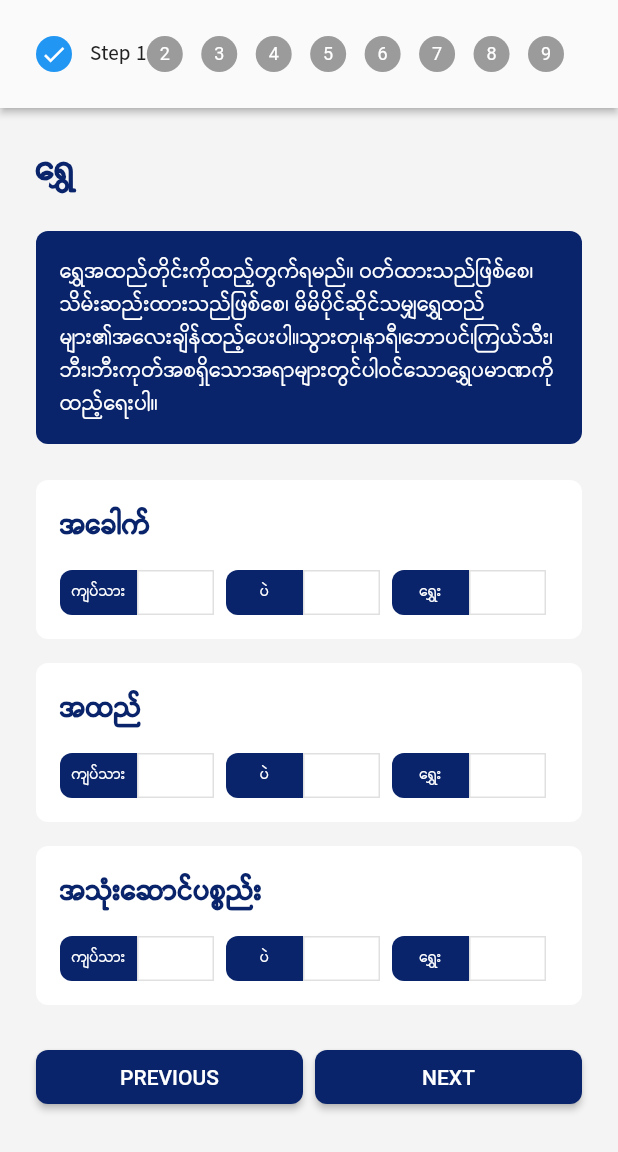
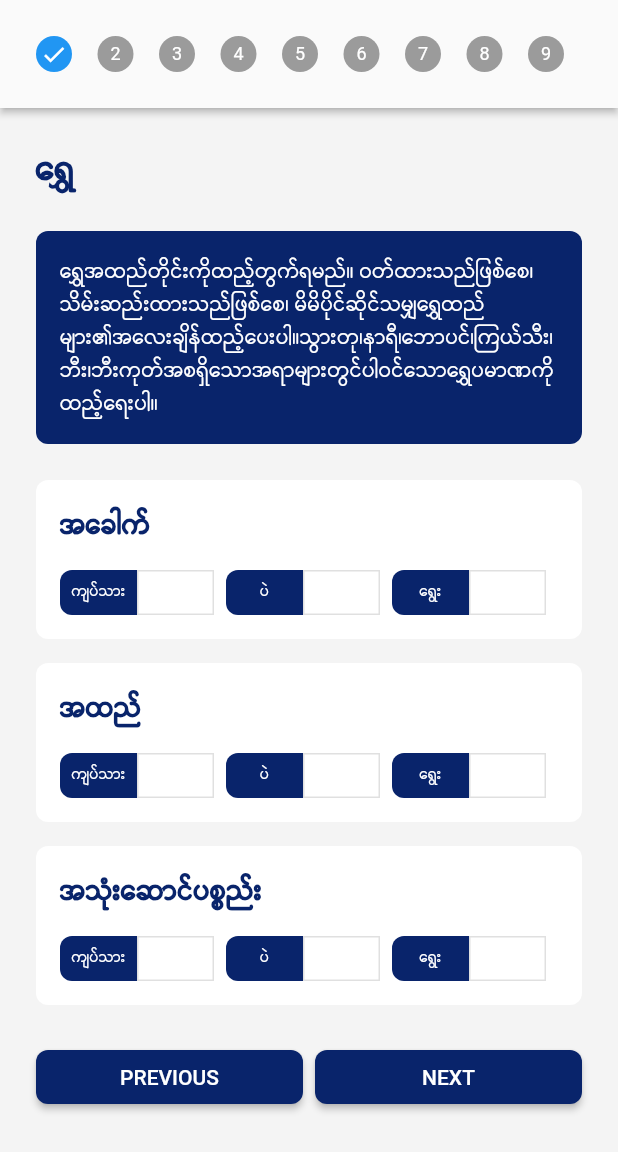
Before and after one commit to aungmyooo2k17/masalah, a Flutter app: the ZakatCalculator screen opened directly, on a phone screen of 412 x 824 dp, the part 84-1236 px from its top. Run offline on Flutter 3.47's test engine with Material 2 defaults, Android fonts, the phone set to English and light mode, and no system bars; our stand-ins replace adhan, connectivity_plus, flutter_local_notifications, flutter_svg, geolocator, get and 4 more; missing offline and left inert: android_alarm_manager_plus, flutter_qiblah; accounts and stored records are empty; network calls fail.

Commit message:
all done

```diff
--- a/lib/screens/converter_screen/zakat_calculator_screen.dart
+++ b/lib/screens/converter_screen/zakat_calculator_screen.dart
@@ -162,7 +162,7 @@ class _ZakatCalculatorState extends State<ZakatCalculator> {
         type: StepperType.horizontal,
         physics: ScrollPhysics(),
         currentStep: _currentStep,
-        onStepTapped: (step) => tapped(step),
+        // onStepTapped: (step) => tapped(step),
         onStepContinue: continued,
         onStepCancel: cancel,
         controlsBuilder: (BuildContext context, ControlsDetails details) {
@@ -214,7 +214,7 @@ class _ZakatCalculatorState extends State<ZakatCalculator> {
         steps: <Step>[
           Step(
             title: RegularText(
-              data: _currentStep == 0 ? 'Step 1' : '',
+              data: _currentStep == 0 ? '' : '',
               fontSize: 14.0,
               color: Colors.black87,
             ),
@@ -392,7 +392,7 @@ class _ZakatCalculatorState extends State<ZakatCalculator> {
                                         ),
                                         child: Center(
                                           child: RegularText(
-                                              data: 'ရွှေး',
+                                              data: 'ရွေး',
                                               fontSize: 10.0,
                                               color: Colors.white),
                                         ),
@@ -576,7 +576,7 @@ class _ZakatCalculatorState extends State<ZakatCalculator> {
                                         ),
                                         child: Center(
                                           child: RegularText(
-                                              data: 'ရွှေး',
+                                              data: 'ရွေး',
                                               fontSize: 10.0,
                                               color: Colors.white),
                                         ),
@@ -760,7 +760,7 @@ class _ZakatCalculatorState extends State<ZakatCalculator> {
                                         ),
                                         child: Center(
                                           child: RegularText(
-                                              data: 'ရွှေး',
+                                              data: 'ရွေး',
                                               fontSize: 10.0,
                                               color: Colors.white),
                                         ),
@@ -809,7 +809,7 @@ class _ZakatCalculatorState extends State<ZakatCalculator> {
           ),
           Step(
             title: RegularText(
-              data: _currentStep == 1 ? 'Step 2' : '',
+              data: _currentStep == 1 ? '' : '',
               fontSize: 14.0,
               color: Colors.black87,
             ),
@@ -837,7 +837,7 @@ class _ZakatCalculatorState extends State<ZakatCalculator> {
                         fontSize: 14,
                         color: AppColors.white,
                         data:
-                            "ရွှေဖြူ (White Gold) ကိုရွှေဖြူဟုခေါ်တွင်သည်ဖြစ်စေ၊ပလာတီနမ်ဟုခေါ်တွင်သည်ဖြစ်စေ၊ ရွှေဖြူသည်ရွှေသာဖြစ်သည်။ထို့ကြောင့်ရွှေဖြူတွင်ဇကားသ်ရှိသည်။ သို့သောပလာတီနမ်(စစ်စစ်)သည်အခြားသတ္တုဖြစ်သဖြင့်ပလာတီနမ်တွင်ဇကားသ်မရှိပါ။ ",
+                            "ရွှေဖြူ (White Gold) ကိုရွှေဖြူဟုခေါ်တွင်သည်ဖြစ်စေ၊ပလက်တီနမ်ဟုခေါ်တွင်သည်ဖြစ်စေ၊ ရွှေဖြူသည်ရွှေသာဖြစ်သည်။ထို့ကြောင့်ရွှေဖြူတွင်ဇကားသ်ရှိသည်။ သို့သော်ပလက်တီနမ်(စစ်စစ်)သည်အခြားသတ္တုဖြစ်သဖြင့်၄င်းတွင်ဇကားသ်မရှိပါ။ ",
                       )
                     ],
                   ),
@@ -987,7 +987,7 @@ class _ZakatCalculatorState extends State<ZakatCalculator> {
                                         ),
                                         child: Center(
                                           child: RegularText(
-                                              data: 'ရွှေး',
+                                              data: 'ရွေး',
                                               fontSize: 10.0,
                                               color: Colors.white),
                                         ),
@@ -1171,7 +1171,7 @@ class _ZakatCalculatorState extends State<ZakatCalculator> {
                                         ),
                                         child: Center(
                                           child: RegularText(
-                                              data: 'ရွှေး',
+                                              data: 'ရွေး',
                                               fontSize: 10.0,
                                               color: Colors.white),
                                         ),
@@ -1356,7 +1356,7 @@ class _ZakatCalculatorState extends State<ZakatCalculator> {
                                         ),
                                         child: Center(
                                           child: RegularText(
-                                              data: 'ရွှေး',
+                                              data: 'ရွေး',
                                               fontSize: 10.0,
                                               color: Colors.white),
                                         ),
@@ -1407,7 +1407,7 @@ class _ZakatCalculatorState extends State<ZakatCalculator> {
           ),
           Step(
             title: RegularText(
-              data: _currentStep == 2 ? 'Step 3' : '',
+              data: _currentStep == 2 ? '' : '',
               fontSize: 14.0,
               color: Colors.black87,
             ),
@@ -1585,7 +1585,7 @@ class _ZakatCalculatorState extends State<ZakatCalculator> {
                                         ),
                                         child: Center(
                                           child: RegularText(
-                                              data: 'ရွှေး',
+                                              data: 'ရွေး',
                                               fontSize: 10.0,
                                               color: Colors.white),
                                         ),
@@ -1769,7 +1769,7 @@ class _ZakatCalculatorState extends State<ZakatCalculator> {
                                         ),
                                         child: Center(
                                           child: RegularText(
-                                              data: 'ရွှေး',
+                                              data: 'ရွေး',
                                               fontSize: 10.0,
                                               color: Colors.white),
                                         ),
@@ -1953,7 +1953,7 @@ class _ZakatCalculatorState extends State<ZakatCalculator> {
                                         ),
                                         child: Center(
                                           child: RegularText(
-                                              data: 'ရွှေး',
+                                              data: 'ရွေး',
                                               fontSize: 10.0,
                                               color: Colors.white),
                                         ),
@@ -2004,7 +2004,7 @@ class _ZakatCalculatorState extends State<ZakatCalculator> {
           ),
           Step(
             title: RegularText(
-              data: _currentStep == 3 ? 'Step 4' : '',
+              data: _currentStep == 3 ? '' : '',
               fontSize: 14.0,
               color: Colors.black87,
             ),
@@ -2108,7 +2108,7 @@ class _ZakatCalculatorState extends State<ZakatCalculator> {
                         controller: inBankThuMyarHlwae,
                         keyboardType: TextInputType.number,
                         decoration:
-                            InputDecoration(labelText: 'သူများလွှဲပေးထားသော'),
+                            InputDecoration(labelText: 'အခြားသူများလွှဲပေးထားသော'),
                       ),
                       TextFormField(
                           controller: inBankSalary,
@@ -2139,7 +2139,7 @@ class _ZakatCalculatorState extends State<ZakatCalculator> {
                     crossAxisAlignment: CrossAxisAlignment.start,
                     children: [
                       BoldText(
-                        data: "သူများကိုပေးထားသောအကြွေး",
+                        data: "အခြားသူမှ ရရန်ရှိသောအကြွေး",
                         color: AppColors.primaryText,
                       ),
                       TextFormField(
@@ -2178,7 +2178,7 @@ class _ZakatCalculatorState extends State<ZakatCalculator> {
           ),
           Step(
             title: RegularText(
-              data: _currentStep == 4 ? 'Step 5' : '',
+              data: _currentStep == 4 ? '' : '',
               fontSize: 14.0,
               color: Colors.black87,
             ),
@@ -2197,7 +2197,7 @@ class _ZakatCalculatorState extends State<ZakatCalculator> {
                         fontSize: 14,
                         color: AppColors.white,
                         data:
-                            "ရောင်းရန်ရည်ရွယ်ထားသောပစ္စည်းဟူသမျှတွင်ဇကားသ်တာဝန်ရှိပါသည်။ ခုချက်ချင်းရောင်းရန်ရည်ရွယ်ထားသည်ဖြစ်စေ၊ ဈေးကောင်းရမည့်အချိန်ရောင်းရန်ရည်ရွယ်ပြီးယခုကိုယ်တိုင်အသုံးပြုနေသည်ဖြစ်စေ၊ အားလုံးကိုထည့်တွက်ရမည်။",
+                            "ရောင်းရန်ရည်ရွယ်ထားသောပစ္စည်းဟူသမျှတွင်ဇကားသ်တာဝန်ရှိပါသည်။ လတ်တလောရောင်းရန်ရည်ရွယ်ထားသည်ဖြစ်စေ၊ ဈေးကောင်းရမည့်အချိန်ရောင်းရန်ရည်ရွယ်ပြီးယခုကိုယ်တိုင်အသုံးပြုနေသည်ဖြစ်စေ၊ အားလုံးကိုထည့်တွက်ရမည်။",
                       )
                     ],
                   ),
@@ -2265,7 +2265,7 @@ class _ZakatCalculatorState extends State<ZakatCalculator> {
                         controller: rawWearhouse,
                         keyboardType: TextInputType.number,
                         decoration:
-                            InputDecoration(labelText: 'ဂိုထောင်တွင်ရှိသော'),
+                            InputDecoration(labelText: 'ဂိုဒေါင်တွင်ရှိသော'),
                       ),
                       TextFormField(
                         controller: rawHome,
@@ -2308,7 +2308,7 @@ class _ZakatCalculatorState extends State<ZakatCalculator> {
                         controller: finishWearhouse,
                         keyboardType: TextInputType.number,
                         decoration:
-                            InputDecoration(labelText: 'ဂိုထောင်တွင်ရှိသော'),
+                            InputDecoration(labelText: 'ဂိုဒေါင်တွင်ရှိသော'),
                       ),
                       TextFormField(
                         controller: finishHome,
@@ -2326,7 +2326,7 @@ class _ZakatCalculatorState extends State<ZakatCalculator> {
                           keyboardType: TextInputType.number,
                           decoration: InputDecoration(
                               labelText:
-                                  'မွေးမြူရေးခြံထဲရှိရောင်းရန်သားကောင်များ')),
+                                  'ရောင်းရန်မွေးမြူထားသောသားကောင် ရေးရန်')),
                       TextFormField(
                           controller: finishOther,
                           keyboardType: TextInputType.number,
@@ -2347,7 +2347,7 @@ class _ZakatCalculatorState extends State<ZakatCalculator> {
           ),
           Step(
             title: RegularText(
-              data: _currentStep == 5 ? 'Step 6' : '',
+              data: _currentStep == 5 ? '' : '',
               fontSize: 14.0,
               color: Colors.black87,
             ),
@@ -2366,7 +2366,7 @@ class _ZakatCalculatorState extends State<ZakatCalculator> {
                         fontSize: 14,
                         color: AppColors.white,
                         data:
-                            "သားကောင်၏ဇကားသ်နှင့်ပတ်သက်၍သိသင့်သိထိုက်သောအရာများ \n (၁) ရောင်းဝယ်ဖောက်ကားရန်မွေးမြူထားသော၊တစ်ချိန်ချိန်တွင်ပြန်ရောင်းရန်ဆန္ဒရှိသောသားကောင်များကိုဤစာရင်းတွင်မထည့်သွင်းရပါ။ ထိုသားကောင်းများ၏ဈေးနှုန်းကိုအရောင်းအဝယ်ကုန်ပစ္စည်းတွင်ထည့်၍တွက်ပါ။ \n (၂) နို့ရယူရန်သို့မဟုတ်ဝါသနာအရမွေးမြူထား၍ရောင်းရန်ဆန္ဒမရှိသောသားကောင်များကိုသာဤနေရာတွင်ထည့်တွက်ပါ။ \n (၃) မွေးမြူထားသောသားကောင်သည်လွန်ခဲ့သည့်တစ်နှစ်တာကာလတွင် (၆)လကျော် စားကျက်တွင်ကျက်စားထားသောသားကောင်ဖြစ်ရမည်။ အကယ်၍ (၆)လတိတိ သို့မဟုတ် (၆) လအထက်ကာလတွင်အိမ်တွင်း၌အစာဝယ်ယူကျွေးမွေးခဲ့ပါကထိုသားကောင်ကိုထည့်မတွက်ရပါ။ \n (၄) ကုလားအုပ်မ ဇကားသ်ထိုက်သောပုံစံများတွင်ကုလားအုပ်မသာပေးရမည်။သို့မဟုတ်ကုလားအုပ်မ၏တန်ဖိုးနှင့်ညီမျှသောတန်ဖိုးရှိကုလားအုပ်ပေးရမည်။ ကုလားအုပ်မတစ်ကောင်အစားကုလားအုပ်တစ်ကောင်ပေးခွင့်မရှိပါ။ \n (၅) ကုလားအုပ် မှအပကျန်သားကောင်အမျိုးအစားများတွင် အထီးအမ မခွဲခြားထားပါ။ ကြိုက်နှစ်သက်ရာပေးခွင့်ရှိသည်။ \n (၆) ဇကားသ်တွင်ပေးရသောဆိတ်သည်အနည်းဆုံးအသက်တစ်နှစ်ပြည့်ရမည်။ ",
+                            "သားကောင်၏ဇကားသ်နှင့်ပတ်သက်၍သိသင့်သိထိုက်သောအရာများ \n (၁) ရောင်းဝယ်ဖောက်ကားရန်မွေးမြူထားသော၊တစ်ချိန်ချိန်တွင်ပြန်ရောင်းရန်ဆန္ဒရှိသောသားကောင်များကိုဤစာရင်းတွင်မထည့်သွင်းရပါ။ ထိုသားကောင်များ၏တန်ဖိုးကို ရောင်းကုန်ပစ္စည်းများတွင် ထည့်၍တွက်ပါ။ \n (၂) နို့ရရှိရန် (သို့) မွေးမြူးထားပြီးရောင်းရန်ဆန္ဒမရှိသောသားကောင်များကိုသာဤနေရာတွင်ထည့်တွက်ပါ။ \n (၃) မွေးမြူထားသောသားကောင်သည်လွန်ခဲ့သည့်တစ်နှစ်တာကာလတွင် (၆)လကျော် စားကျက်တွင်ကျက်စားထားသောသားကောင်ဖြစ်ရမည်။ အကယ်၍ (၆)လကျော် အိမ်၌သာ ကျွေးမွေးခဲ့ပါကထိုသားကောင်ကိုထည့်မတွက်ရပါ။ \n (၄) ဇကားသ်ပေးရမည့်ကုလားအုပ်မအစား ကုလားအုပ်အထီးပေးလိုပါက ကုလားအုပ်မ၏တန်ဖိုးနှင့်ညီသော ကုလားအုပ်အထီးကိုသာပေးခွင့်ရှိ၏။ \n (၅) ကုလားအုတ် မှအပကျန်အိမ်မွေးတိရစ္ဆာန်များတွင် အထီးအမ မခွဲခြားထားပါ။ ကြိုက်နှစ်သက်ရာပေးခွင့်ရှိသည်။ \n (၆) ဇကားသ်အဖြစ်ပေးမည့်ဆိတ်သည် အနည်းဆုံ:အသက်တစ်နှစ်ပြည့်ပြီးဖြစ်ရမည်။ ",
                       )
                     ],
                   ),
@@ -2384,13 +2384,13 @@ class _ZakatCalculatorState extends State<ZakatCalculator> {
                     crossAxisAlignment: CrossAxisAlignment.start,
                     children: [
                       BoldText(
-                        data: "ကုလားအုပ်",
+                        data: "ကုလားအုတ်",
                         color: AppColors.primaryText,
                       ),
                       TextFormField(
                         keyboardType: TextInputType.number,
                         controller: kalaout,
-                        decoration: InputDecoration(labelText: 'ကုလားအုပ်'),
+                        decoration: InputDecoration(labelText: 'ကုလားအုတ်'),
                       ),
                       SizedBox(
                         height: 8.0,
@@ -2472,7 +2472,7 @@ class _ZakatCalculatorState extends State<ZakatCalculator> {
           ),
           Step(
             title: RegularText(
-              data: _currentStep == 6 ? 'Step 7' : '',
+              data: _currentStep == 6 ? '' : '',
               fontSize: 14.0,
               color: Colors.black87,
             ),
@@ -2574,7 +2574,7 @@ class _ZakatCalculatorState extends State<ZakatCalculator> {
           ),
           Step(
             title: RegularText(
-              data: _currentStep == 7 ? 'Step 8' : '',
+              data: _currentStep == 7 ? '' : '',
               fontSize: 14.0,
               color: Colors.black87,
             ),
@@ -2718,7 +2718,7 @@ class _ZakatCalculatorState extends State<ZakatCalculator> {
           ),
           Step(
             title: RegularText(
-              data: _currentStep == 8 ? 'Step 9' : '',
+              data: _currentStep == 8 ? '' : '',
               fontSize: 14.0,
               color: Colors.black87,
             ),
```
Also changed, not shown: lib/screens/converter_screen/zakat_calculator_edit_screen.dart (+28 -28 lines), lib/util/zakat_calculator_util.dart (+17 -17 lines).
